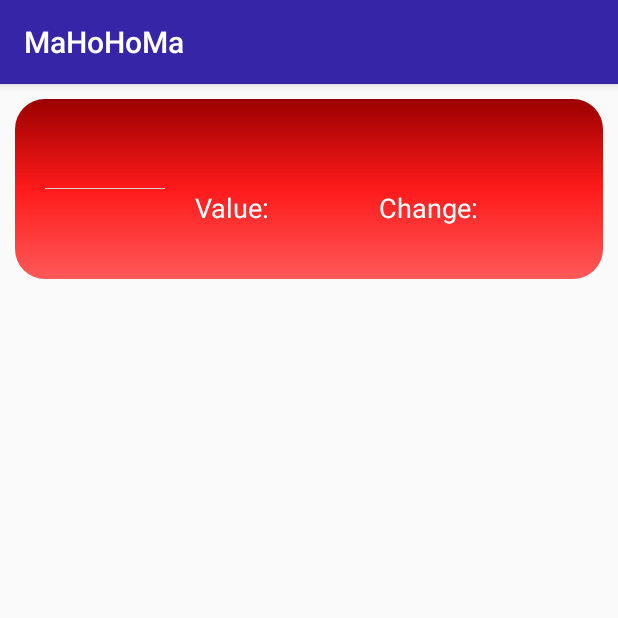
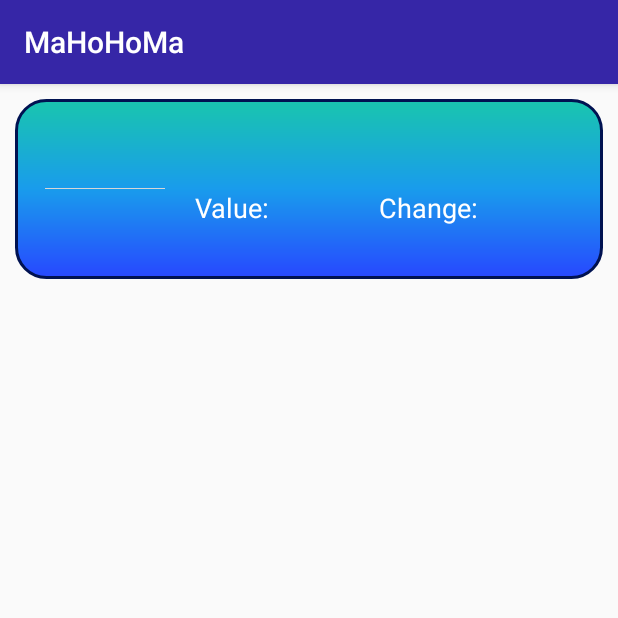
Before and after one commit to Mango0000/MaHoHoMa2, an Android app: the fragment StockItem shown on its own in the app's theme, on a phone screen of 412 x 824 dp, the top half of it. Run offline under Robolectric (Android 15) with nearby library versions, the light colour scheme and no system bars; our stand-ins replace Picasso; pictures from the network do not load; Roboto replaces fonts that are not available here.

Commit message:
Consistent Blue Theme

```diff
--- a/app/src/main/java/at/htlkaindorf/mahohoma/backgroundTasks/SearchCompanies.java
+++ b/app/src/main/java/at/htlkaindorf/mahohoma/backgroundTasks/SearchCompanies.java
@@ -17,7 +17,6 @@ import java.util.Arrays;
 import java.util.List;
 
 public class SearchCompanies extends AsyncTask<String, String, List<String>> {
-    int i;
     @Override
     protected List<String> doInBackground(String... strings) {
         try{
--- a/app/src/main/res/drawable/searchbar.xml
+++ b/app/src/main/res/drawable/searchbar.xml
@@ -8,4 +8,7 @@
         android:endColor="#E600BFA5"
         android:type="linear"/>
     <corners android:radius="20dp" />
+    <stroke
+        android:width="2dp"
+        android:color="#001251"/>
 </shape>
--- a/app/src/main/res/drawable/stockitem.xml
+++ b/app/src/main/res/drawable/stockitem.xml
@@ -2,9 +2,12 @@
     android:shape="rectangle">
     <gradient
         android:angle="90"
-        android:centerColor="#FF1A1A"
-        android:startColor="#FF5959"
-        android:endColor="#9A0000"
+        android:centerColor="#E60091EA"
+        android:startColor="#E61034FF"
+        android:endColor="#E600BFA5"
         android:type="linear" />
     <corners android:radius="20dp"/>
+    <stroke
+        android:width="2dp"
+        android:color="#001251"/>
 </shape>
```
Also changed, not shown: app/src/main/res/drawable/side_nav_bar.xml (+4 -4 lines).
